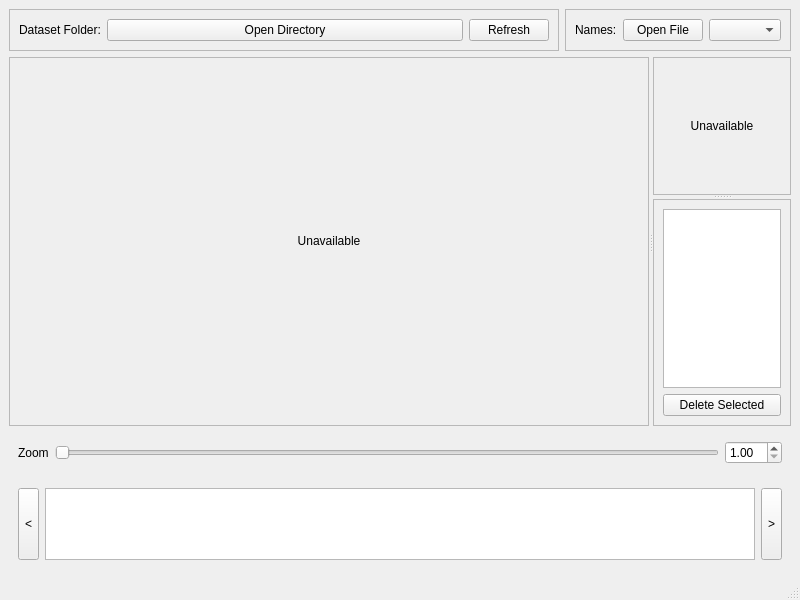
jamesljlster/ican_mark, file util/ical_mark/icalmark.ui: the form before one commit.
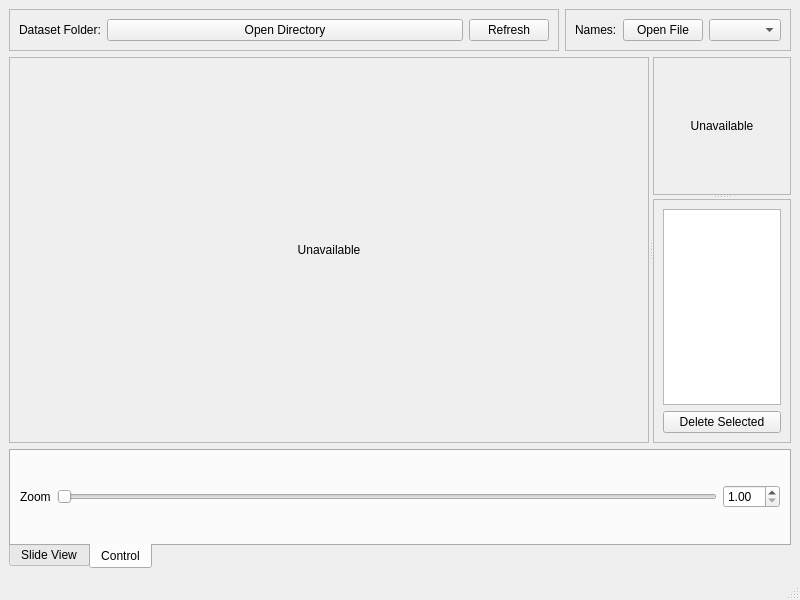
The form after the commit. The open tabs and pages were chosen to show the change. Custom widgets are drawn as their Qt base class.

Commit message: Using tab widget to manage slide view and controllers

The edit to the form file:
```diff
--- a/util/ical_mark/icalmark.ui
+++ b/util/ical_mark/icalmark.ui
@@ -314,65 +314,18 @@
      </widget>
     </item>
     <item>
-     <widget class="QWidget" name="widget_4" native="true">
-      <layout class="QHBoxLayout" name="horizontalLayout">
-       <item>
-        <widget class="QLabel" name="label">
-         <property name="text">
-          <string>Zoom</string>
-         </property>
-        </widget>
-       </item>
-       <item>
-        <widget class="QSlider" name="scaleRatioSlider">
-         <property name="focusPolicy">
-          <enum>Qt::NoFocus</enum>
-         </property>
-         <property name="minimum">
-          <number>10</number>
-         </property>
-         <property name="maximum">
-          <number>100</number>
-         </property>
-         <property name="orientation">
-          <enum>Qt::Horizontal</enum>
-         </property>
-        </widget>
-       </item>
-       <item>
-        <widget class="QDoubleSpinBox" name="scaleRatio">
-         <property name="minimum">
-          <double>1.000000000000000</double>
-         </property>
-         <property name="maximum">
-          <double>10.000000000000000</double>
-         </property>
-        </widget>
-       </item>
-      </layout>
-     </widget>
-    </item>
-    <item>
-     <widget class="QWidget" name="slideArea" native="true">
-      <property name="sizePolicy">
-       <sizepolicy hsizetype="Preferred" vsizetype="Preferred">
-        <horstretch>0</horstretch>
-        <verstretch>0</verstretch>
-       </sizepolicy>
-      </property>
-      <property name="minimumSize">
-       <size>
-        <width>0</width>
-        <height>0</height>
-       </size>
-      </property>
-      <property name="maximumSize">
-       <size>
-        <width>16777215</width>
-        <height>16777215</height>
-       </size>
-      </property>
-      <layout class="QHBoxLayout" name="horizontalLayout_2">
+     <widget class="QTabWidget" name="tabWidget">
+      <property name="tabPosition">
+       <enum>QTabWidget::South</enum>
+      </property>
+      <property name="currentIndex">
+       <number>0</number>
+      </property>
+      <widget class="QWidget" name="slidePage">
+       <attribute name="title">
+        <string>Slide View</string>
+       </attribute>
+       <layout class="QHBoxLayout" name="horizontalLayout_6">
        <item>
         <widget class="QToolButton" name="slidePrevious">
          <property name="sizePolicy">
@@ -453,6 +406,50 @@
        </item>
       </layout>
      </widget>
+      <widget class="QWidget" name="ctrlPage">
+       <attribute name="title">
+        <string>Control</string>
+       </attribute>
+       <layout class="QHBoxLayout" name="horizontalLayout_7">
+        <item>
+         <widget class="QLabel" name="label">
+          <property name="text">
+           <string>Zoom</string>
+          </property>
+         </widget>
+        </item>
+        <item>
+         <widget class="QSlider" name="scaleRatioSlider">
+          <property name="focusPolicy">
+           <enum>Qt::NoFocus</enum>
+          </property>
+          <property name="minimum">
+           <number>10</number>
+          </property>
+          <property name="maximum">
+           <number>100</number>
+          </property>
+          <property name="orientation">
+           <enum>Qt::Horizontal</enum>
+          </property>
+         </widget>
+        </item>
+        <item>
+         <widget class="QDoubleSpinBox" name="scaleRatio">
+          <property name="minimum">
+           <double>1.000000000000000</double>
+          </property>
+          <property name="maximum">
+           <double>10.000000000000000</double>
+          </property>
+         </widget>
+        </item>
+       </layout>
+      </widget>
+     </widget>
+    </item>
+    <item>
+     <layout class="QHBoxLayout" name="tabCtrl"/>
     </item>
    </layout>
   </widget>
```
Lines whose indentation alone changed are shown as unchanged.
